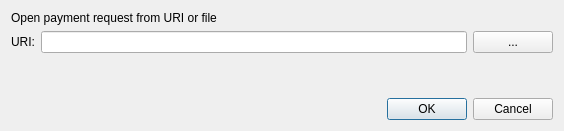
This is src/qt/forms/openuridialog.ui in modcrypto/bitnexus as Qt 5 draws it before an edit. The edited form follows.
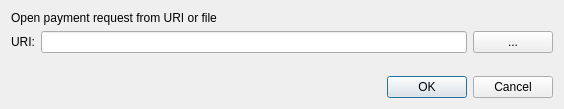
This is the edited form. Custom widgets are drawn as their Qt base class.

Diff of the .ui file:
```diff
--- a/src/qt/forms/openuridialog.ui
+++ b/src/qt/forms/openuridialog.ui
@@ -7,15 +7,12 @@
     <x>0</x>
     <y>0</y>
     <width>564</width>
-    <height>131</height>
+    <height>109</height>
    </rect>
   </property>
   <property name="windowTitle">
    <string>Open URI</string>
   </property>
-  <property name="styleSheet">
-   <string notr="true"/>
-  </property>
   <layout class="QVBoxLayout" name="verticalLayout">
    <item>
     <widget class="QLabel" name="label_2">
```
